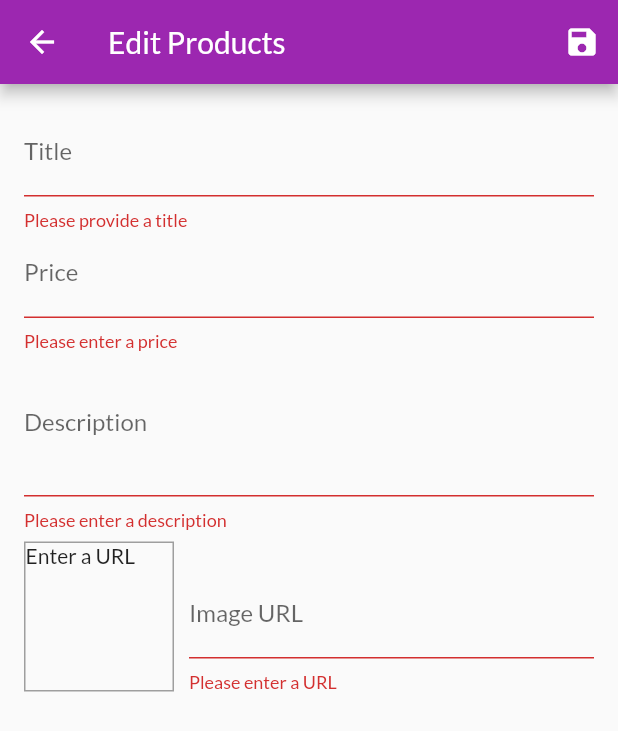
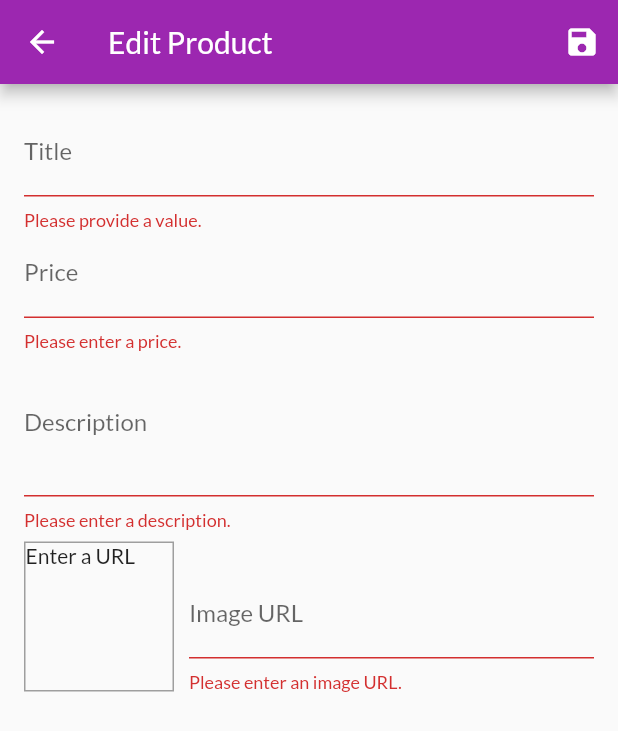
Before and after one commit to akshitachi/shop_app, a Flutter app: the EditProductScreen screen opened by its route, after a tap on the "save" icon, on a phone screen of 412 x 824 dp. Shown: the top 731 px of the screen. Run offline on Flutter 3.47's test engine with Material 2 defaults, Android fonts, the phone set to English and light mode, and no system bars; network calls fail.

Commit message:
did some fixes

```diff
--- a/lib/main.dart
+++ b/lib/main.dart
@@ -37,7 +37,7 @@ class MyApp extends StatelessWidget {
         ),
         home: ProductsOverviewScreen(),
         routes: {
-          ProductDetailsScreen.routeName: (ctx) => ProductDetailsScreen(),
+          ProductDetailScreen.routeName: (ctx) => ProductDetailScreen(),
           CartScreen.routeName: (ctx) => CartScreen(),
           OrdersScreen.routeName: (ctx) => OrdersScreen(),
           UserProductsScreen.routeName: (ctx) => UserProductsScreen(),
--- a/lib/screens/edit_product_screen.dart
+++ b/lib/screens/edit_product_screen.dart
@@ -1,29 +1,29 @@
 import 'package:flutter/material.dart';
-import 'package:flutter/services.dart';
 import 'package:provider/provider.dart';
+
 import '../providers/product.dart';
 import '../providers/products.dart';
 
 class EditProductScreen extends StatefulWidget {
-  static const routeName = '/edit-products';
+  static const routeName = '/edit-product';
+
   @override
   _EditProductScreenState createState() => _EditProductScreenState();
 }
 
 class _EditProductScreenState extends State<EditProductScreen> {
   final _priceFocusNode = FocusNode();
-  final _descriptionNode = FocusNode();
-  final _imageUrlcontroller = TextEditingController();
+  final _descriptionFocusNode = FocusNode();
+  final _imageUrlController = TextEditingController();
   final _imageUrlFocusNode = FocusNode();
   final _form = GlobalKey<FormState>();
   var _editedProduct = Product(
     id: null,
     title: '',
+    price: 0,
     description: '',
-    price: 0,
     imageUrl: '',
   );
-
   var _initValues = {
     'title': '',
     'description': '',
@@ -31,6 +31,7 @@ class _EditProductScreenState extends State<EditProductScreen> {
     'imageUrl': '',
   };
   var _isInit = true;
+
   @override
   void initState() {
     _imageUrlFocusNode.addListener(_updateImageUrl);
@@ -46,12 +47,12 @@ class _EditProductScreenState extends State<EditProductScreen> {
             Provider.of<Products>(context, listen: false).findById(productId);
         _initValues = {
           'title': _editedProduct.title,
+          'description': _editedProduct.description,
           'price': _editedProduct.price.toString(),
-          'description': _editedProduct.description,
           // 'imageUrl': _editedProduct.imageUrl,
           'imageUrl': '',
         };
-        _imageUrlcontroller.text = _editedProduct.imageUrl;
+        _imageUrlController.text = _editedProduct.imageUrl;
       }
     }
     _isInit = false;
@@ -60,21 +61,21 @@ class _EditProductScreenState extends State<EditProductScreen> {
 
   @override
   void dispose() {
+    _imageUrlFocusNode.removeListener(_updateImageUrl);
     _priceFocusNode.dispose();
-    _descriptionNode.dispose();
-    _imageUrlcontroller.dispose();
+    _descriptionFocusNode.dispose();
+    _imageUrlController.dispose();
     _imageUrlFocusNode.dispose();
-    _imageUrlFocusNode.removeListener(_updateImageUrl);
     super.dispose();
   }
 
   void _updateImageUrl() {
     if (!_imageUrlFocusNode.hasFocus) {
-      if ((!_imageUrlcontroller.text.startsWith('http') &&
-              !_imageUrlcontroller.text.startsWith('https')) ||
-          (!_imageUrlcontroller.text.endsWith('.png') &&
-              !_imageUrlcontroller.text.endsWith('jpg') &&
-              !_imageUrlcontroller.text.endsWith('jpeg'))) {
+      if ((!_imageUrlController.text.startsWith('http') &&
+              !_imageUrlController.text.startsWith('https')) ||
+          (!_imageUrlController.text.endsWith('.png') &&
+              !_imageUrlController.text.endsWith('.jpg') &&
+              !_imageUrlController.text.endsWith('.jpeg'))) {
         return;
       }
       setState(() {});
@@ -100,12 +101,12 @@ class _EditProductScreenState extends State<EditProductScreen> {
   Widget build(BuildContext context) {
     return Scaffold(
       appBar: AppBar(
-        title: Text('Edit Products'),
-        actions: [
+        title: Text('Edit Product'),
+        actions: <Widget>[
           IconButton(
             icon: Icon(Icons.save),
             onPressed: _saveForm,
-          )
+          ),
         ],
       ),
       body: Padding(
@@ -113,7 +114,7 @@ class _EditProductScreenState extends State<EditProductScreen> {
         child: Form(
           key: _form,
           child: ListView(
-            children: [
+            children: <Widget>[
               TextFormField(
                 initialValue: _initValues['title'],
                 decoration: InputDecoration(labelText: 'Title'),
@@ -123,19 +124,18 @@ class _EditProductScreenState extends State<EditProductScreen> {
                 },
                 validator: (value) {
                   if (value.isEmpty) {
-                    return 'Please provide a title';
+                    return 'Please provide a value.';
                   }
                   return null;
                 },
                 onSaved: (value) {
                   _editedProduct = Product(
-                    title: value,
-                    description: _editedProduct.description,
-                    price: _editedProduct.price,
-                    imageUrl: _editedProduct.imageUrl,
-                    id: _editedProduct.id,
-                    isFavorite: _editedProduct.isFavorite,
-                  );
+                      title: value,
+                      price: _editedProduct.price,
+                      description: _editedProduct.description,
+                      imageUrl: _editedProduct.imageUrl,
+                      id: _editedProduct.id,
+                      isFavorite: _editedProduct.isFavorite);
                 },
               ),
               TextFormField(
@@ -145,29 +145,28 @@ class _EditProductScreenState extends State<EditProductScreen> {
                 keyboardType: TextInputType.number,
                 focusNode: _priceFocusNode,
                 onFieldSubmitted: (_) {
-                  FocusScope.of(context).requestFocus(_descriptionNode);
+                  FocusScope.of(context).requestFocus(_descriptionFocusNode);
                 },
                 validator: (value) {
                   if (value.isEmpty) {
-                    return 'Please enter a price';
+                    return 'Please enter a price.';
                   }
                   if (double.tryParse(value) == null) {
-                    return 'Please enter a valid number';
+                    return 'Please enter a valid number.';
                   }
                   if (double.parse(value) <= 0) {
-                    return 'Please enter a number greater than zero';
+                    return 'Please enter a number greater than zero.';
                   }
                   return null;
                 },
                 onSaved: (value) {
                   _editedProduct = Product(
-                    id: _editedProduct.id,
-                    isFavorite: _editedProduct.isFavorite,
-                    title: _editedProduct.title,
-                    description: _editedProduct.description,
-                    price: double.parse(value),
-                    imageUrl: _editedProduct.imageUrl,
-                  );
+                      title: _editedProduct.title,
+                      price: double.parse(value),
+                      description: _editedProduct.description,
+                      imageUrl: _editedProduct.imageUrl,
+                      id: _editedProduct.id,
+                      isFavorite: _editedProduct.isFavorite);
                 },
               ),
               TextFormField(
@@ -175,30 +174,30 @@ class _EditProductScreenState extends State<EditProductScreen> {
                 decoration: InputDecoration(labelText: 'Description'),
                 maxLines: 3,
                 keyboardType: TextInputType.multiline,
-                focusNode: _descriptionNode,
+                focusNode: _descriptionFocusNode,
                 validator: (value) {
                   if (value.isEmpty) {
-                    return 'Please enter a description';
+                    return 'Please enter a description.';
                   }
                   if (value.length < 10) {
-                    return 'Should be atleast 10 characters long';
+                    return 'Should be at least 10 characters long.';
                   }
                   return null;
                 },
                 onSaved: (value) {
                   _editedProduct = Product(
+                    title: _editedProduct.title,
+                    price: _editedProduct.price,
+                    description: value,
+                    imageUrl: _editedProduct.imageUrl,
                     id: _editedProduct.id,
                     isFavorite: _editedProduct.isFavorite,
-                    title: _editedProduct.title,
-                    description: value,
-                    price: _editedProduct.price,
-                    imageUrl: _editedProduct.imageUrl,
                   );
                 },
               ),
               Row(
                 crossAxisAlignment: CrossAxisAlignment.end,
-                children: [
+                children: <Widget>[
                   Container(
                     width: 100,
                     height: 100,
@@ -212,11 +211,11 @@ class _EditProductScreenState extends State<EditProductScreen> {
                         color: Colors.grey,
                       ),
                     ),
-                    child: _imageUrlcontroller.text.isEmpty
+                    child: _imageUrlController.text.isEmpty
                         ? Text('Enter a URL')
                         : FittedBox(
                             child: Image.network(
-                              _imageUrlcontroller.text,
+                              _imageUrlController.text,
                               fit: BoxFit.cover,
                             ),
                           ),
@@ -226,34 +225,34 @@ class _EditProductScreenState extends State<EditProductScreen> {
                       decoration: InputDecoration(labelText: 'Image URL'),
                       keyboardType: TextInputType.url,
                       textInputAction: TextInputAction.done,
-                      controller: _imageUrlcontroller,
+                      controller: _imageUrlController,
                       focusNode: _imageUrlFocusNode,
                       onFieldSubmitted: (_) {
                         _saveForm();
                       },
                       validator: (value) {
                         if (value.isEmpty) {
-                          return 'Please enter a URL';
+                          return 'Please enter an image URL.';
                         }
                         if (!value.startsWith('http') &&
                             !value.startsWith('https')) {
-                          return 'Please enter a valid URL';
+                          return 'Please enter a valid URL.';
                         }
                         if (!value.endsWith('.png') &&
-                            !value.endsWith('jpg') &&
-                            !value.endsWith('jpeg')) {
-                          return 'Please enter a valid image URL';
+                            !value.endsWith('.jpg') &&
+                            !value.endsWith('.jpeg')) {
+                          return 'Please enter a valid image URL.';
                         }
                         return null;
                       },
                       onSaved: (value) {
                         _editedProduct = Product(
+                          title: _editedProduct.title,
+                          price: _editedProduct.price,
+                          description: _editedProduct.description,
+                          imageUrl: value,
                           id: _editedProduct.id,
                           isFavorite: _editedProduct.isFavorite,
-                          title: _editedProduct.title,
-                          description: _editedProduct.description,
-                          price: _editedProduct.price,
-                          imageUrl: value,
                         );
                       },
                     ),
--- a/lib/screens/products_overview_screen.dart
+++ b/lib/screens/products_overview_screen.dart
@@ -1,10 +1,11 @@
 import 'package:flutter/material.dart';
 import 'package:provider/provider.dart';
+
 import '../widgets/apps_drawer.dart';
-import '../screens/cart_screen.dart';
 import '../widgets/products_grid.dart';
 import '../widgets/badge.dart';
 import '../providers/cart.dart';
+import './cart_screen.dart';
 
 enum FilterOptions {
   Favorites,
--- a/lib/screens/user_products_screen.dart
+++ b/lib/screens/user_products_screen.dart
@@ -1,5 +1,6 @@
 import 'package:flutter/material.dart';
 import 'package:provider/provider.dart';
+
 import '../providers/products.dart';
 import '../widgets/user_product_item.dart';
 import '../widgets/apps_drawer.dart';
@@ -7,15 +8,14 @@ import './edit_product_screen.dart';
 
 class UserProductsScreen extends StatelessWidget {
   static const routeName = '/user-products';
+
   @override
   Widget build(BuildContext context) {
     final productsData = Provider.of<Products>(context);
     return Scaffold(
       appBar: AppBar(
-        title: const Text(
-          'Your Products',
-        ),
-        actions: [
+        title: const Text('Your Products'),
+        actions: <Widget>[
           IconButton(
             icon: const Icon(Icons.add),
             onPressed: () {
@@ -28,6 +28,7 @@ class UserProductsScreen extends StatelessWidget {
       body: Padding(
         padding: EdgeInsets.all(8),
         child: ListView.builder(
+          itemCount: productsData.items.length,
           itemBuilder: (_, i) => Column(
             children: [
               UserProductItem(
@@ -38,7 +39,6 @@ class UserProductsScreen extends StatelessWidget {
               Divider(),
             ],
           ),
-          itemCount: productsData.items.length,
         ),
       ),
     );
--- a/lib/widgets/product_item.dart
+++ b/lib/widgets/product_item.dart
@@ -24,7 +24,7 @@ class ProductItem extends StatelessWidget {
           child: GestureDetector(
             onTap: () {
               Navigator.of(context).pushNamed(
-                ProductDetailsScreen.routeName,
+                ProductDetailScreen.routeName,
                 arguments: product.id,
               );
             },
```
Also changed, not shown: lib/providers/products.dart (+3 -5 lines), lib/screens/product_details_screen.dart (+14 -20 lines). Lines whose indentation alone changed are shown as unchanged.
